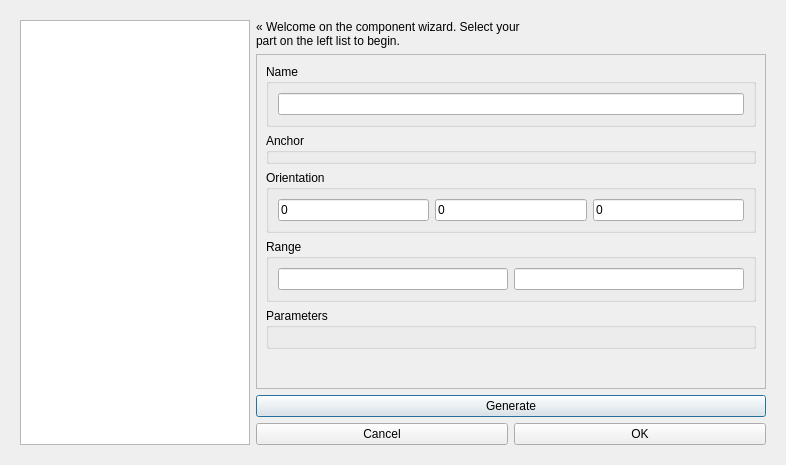
Old version of the form gui/ComponentWizard.ui in the repository RhobanProject/MetabotStudio.
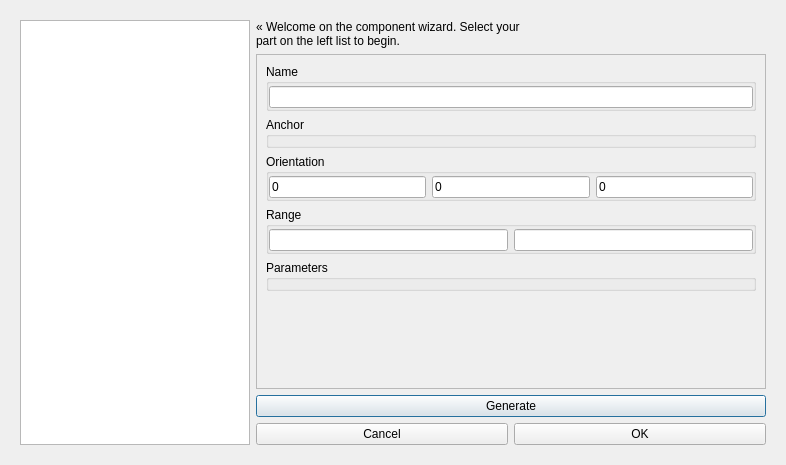
New version of the form. Icons and pictures are not drawn.

The edit to the form file:
```diff
--- a/gui/ComponentWizard.ui
+++ b/gui/ComponentWizard.ui
@@ -109,6 +109,18 @@
                <string>Name</string>
               </property>
               <layout class="QHBoxLayout" name="horizontalLayout_7">
+               <property name="leftMargin">
+                <number>0</number>
+               </property>
+               <property name="topMargin">
+                <number>2</number>
+               </property>
+               <property name="rightMargin">
+                <number>0</number>
+               </property>
+               <property name="bottomMargin">
+                <number>0</number>
+               </property>
                <item>
                 <widget class="QLineEdit" name="name"/>
                </item>
@@ -134,7 +146,7 @@
                 <number>0</number>
                </property>
                <property name="topMargin">
-                <number>6</number>
+                <number>2</number>
                </property>
                <property name="rightMargin">
                 <number>0</number>
@@ -164,6 +176,18 @@
                <string>Orientation</string>
               </property>
               <layout class="QHBoxLayout" name="horizontalLayout">
+               <property name="leftMargin">
+                <number>0</number>
+               </property>
+               <property name="topMargin">
+                <number>2</number>
+               </property>
+               <property name="rightMargin">
+                <number>0</number>
+               </property>
+               <property name="bottomMargin">
+                <number>0</number>
+               </property>
                <item>
                 <widget class="QLineEdit" name="orientationX">
                  <property name="text">
@@ -194,6 +218,18 @@
                <string>Range</string>
               </property>
               <layout class="QHBoxLayout" name="horizontalLayout_6">
+               <property name="leftMargin">
+                <number>0</number>
+               </property>
+               <property name="topMargin">
+                <number>2</number>
+               </property>
+               <property name="rightMargin">
+                <number>0</number>
+               </property>
+               <property name="bottomMargin">
+                <number>0</number>
+               </property>
                <item>
                 <widget class="QLineEdit" name="min"/>
                </item>
@@ -234,11 +270,14 @@
                 <number>0</number>
                </property>
                <property name="topMargin">
-                <number>9</number>
+                <number>2</number>
                </property>
                <property name="rightMargin">
                 <number>0</number>
                </property>
+               <property name="bottomMargin">
+                <number>0</number>
+               </property>
                <item>
                 <layout class="QVBoxLayout" name="parameters_items">
                  <property name="spacing">
```
